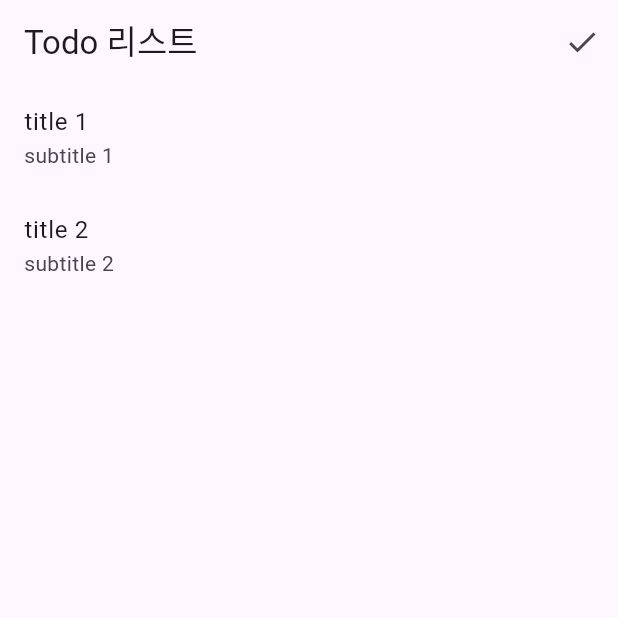
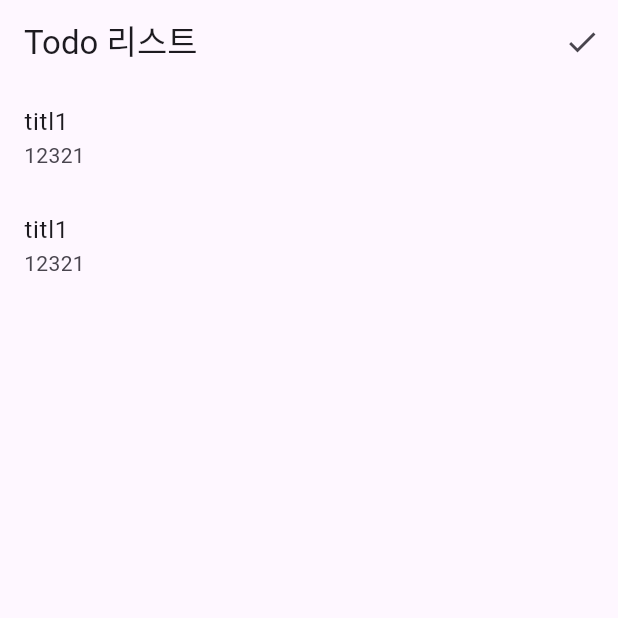
Before and after one commit to offyushin/orm_todolist, a Flutter app: the screen it shows after launch, on a phone screen of 412 x 824 dp, the top half of it. Run offline on Flutter 3.47's test engine with Material 3 defaults, Android fonts, the phone set to English and light mode, and no system bars.

Commit message:
TodoList 모델 클래스 완료

```diff
--- a/lib/list_screen.dart
+++ b/lib/list_screen.dart
@@ -1,8 +1,24 @@
 import 'package:flutter/material.dart';
+import 'package:orm_todolist/todo.dart';
 
-class ListScreen extends StatelessWidget {
+class ListScreen extends StatefulWidget {
   const ListScreen({super.key});
 
+  @override
+  State<ListScreen> createState() => _ListScreenState();
+}
+
+class _ListScreenState extends State<ListScreen> {
+  final todos = [
+    Todo(
+      title: 'titl1',
+      dateTime: 12321,
+    ),
+    Todo(
+      title: 'titl1',
+      dateTime: 12321,
+    ),
+  ];
   @override
   Widget build(BuildContext context) {
     return Scaffold(
@@ -16,16 +32,11 @@ class ListScreen extends StatelessWidget {
         ],
       ),
       body: ListView(
-        children: const [
-          ListTile(
-            title: Text('title 1'),
-            subtitle: Text('subtitle 1'),
-          ),
-          ListTile(
-            title: Text('title 2'),
-            subtitle: Text('subtitle 2'),
-          ),
-        ],
+        children: todos
+            .map((todo) => ListTile(
+          title: Text(todo.title),
+          subtitle: Text('${todo.dateTime}'),
+        )).toList(),
       ),
       floatingActionButton: FloatingActionButton(
         onPressed: () {},
--- /dev/null
+++ b/lib/todo.dart
@@ -0,0 +1,52 @@
+class Todo {
+  String title;
+  int dateTime;
+
+//<editor-fold desc="Data Methods">
+  Todo({
+    required this.title,
+    required this.dateTime,
+  });
+
+  @override
+  bool operator ==(Object other) =>
+      identical(this, other) ||
+      (other is Todo &&
+          runtimeType == other.runtimeType &&
+          title == other.title &&
+          dateTime == other.dateTime);
+
+  @override
+  int get hashCode => title.hashCode ^ dateTime.hashCode;
+
+  @override
+  String toString() {
+    return 'Todo{' + ' title: $title,' + ' dateTime: $dateTime,' + '}';
+  }
+
+  Todo copyWith({
+    String? title,
+    int? dateTime,
+  }) {
+    return Todo(
+      title: title ?? this.title,
+      dateTime: dateTime ?? this.dateTime,
+    );
+  }
+
+  Map<String, dynamic> toMap() {
+    return {
+      'title': this.title,
+      'dateTime': this.dateTime,
+    };
+  }
+
+  factory Todo.fromMap(Map<String, dynamic> map) {
+    return Todo(
+      title: map['title'] as String,
+      dateTime: map['dateTime'] as int,
+    );
+  }
+
+//</editor-fold>
+}
```
